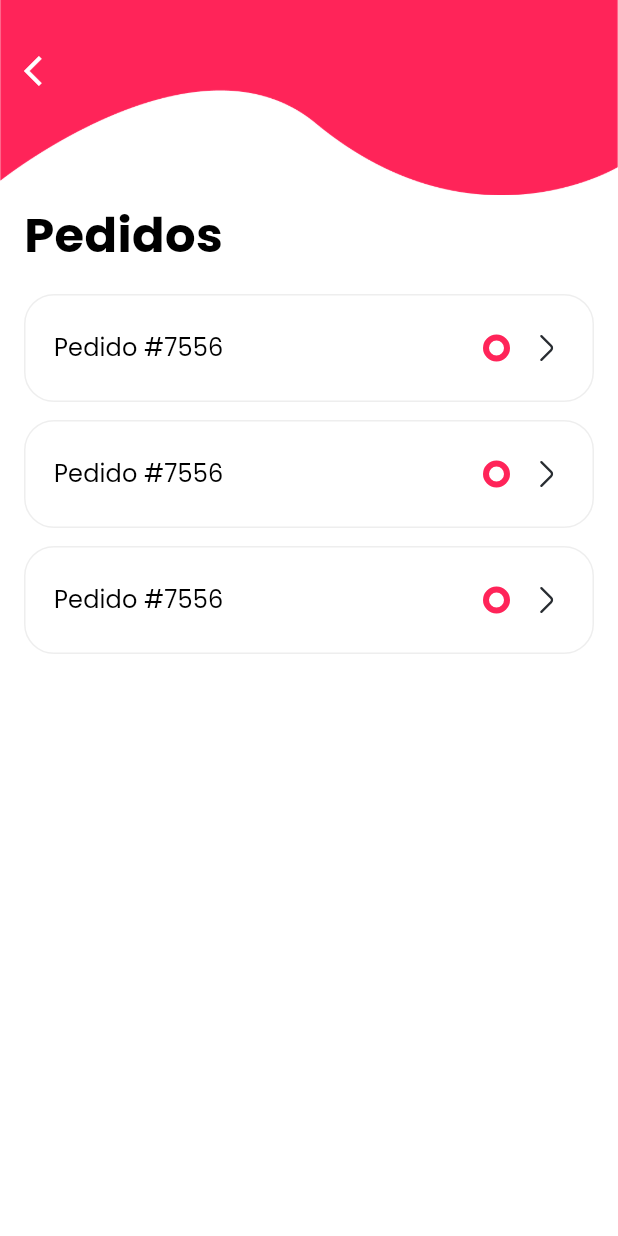
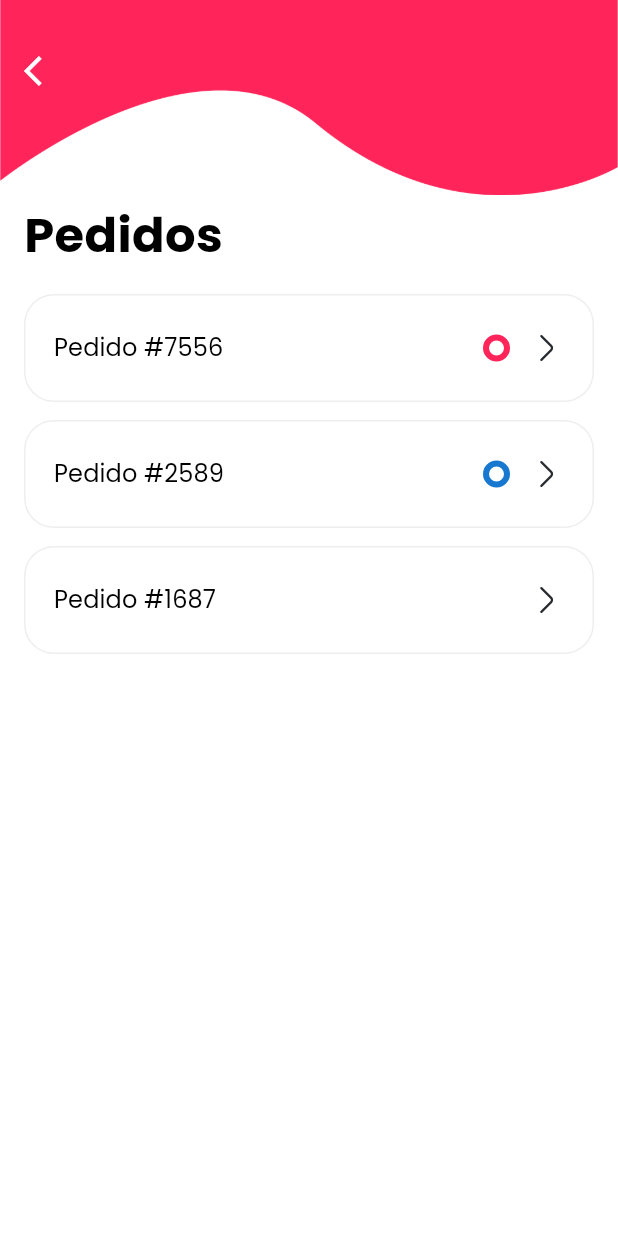
Before and after one commit to MJCantina/MJCantina-mobile-front-en, a Flutter app: the PagePedidos screen opened directly, on a phone screen of 412 x 824 dp. Run offline on Flutter 3.47's test engine with Material 3 defaults, Android fonts, the phone set to English and light mode, and no system bars; our stand-ins replace cloud_firestore, firebase_auth, firebase_core, flutter_secure_storage, flutter_svg, get and 1 more; accounts and stored records are empty.

Commit message:
pedidos com mudança de status simples

```diff
--- a/lib/common/widgets/base_button/pedidobutton.dart
+++ b/lib/common/widgets/base_button/pedidobutton.dart
@@ -7,11 +7,13 @@ class Pedidobutton extends StatefulWidget {
   final VoidCallback onPressed;
   final String title;
   final String icon;
+  final String status;
 
   const Pedidobutton(
       {required this.onPressed,
       required this.title,
       required this.icon,
+      required this.status,
       super.key});
 
   @override
@@ -21,7 +23,6 @@ class Pedidobutton extends StatefulWidget {
 class _PedidobuttonState extends State<Pedidobutton> {
   @override
   Widget build(BuildContext context) {
-    var pedido = true;
     return SizedBox(
       width: double.infinity,
       child: TextButton(
@@ -46,7 +47,8 @@ class _PedidobuttonState extends State<Pedidobutton> {
               ),
               Row(
                 children: [
-                  pedido == true ? Container(
+                  widget.status == 'andamento'
+                      ? Container(
                           width: 18,
                           height: 18,
                           decoration: BoxDecoration(
@@ -55,7 +57,19 @@ class _PedidobuttonState extends State<Pedidobutton> {
                                   color: AppColors.primary,
                                   width: 4,
                                   style: BorderStyle.solid)),
-                  ) : const SizedBox(height: 0,),
+                        )
+                      : widget.status == 'faturado'
+                      ? Container(
+                          width: 18,
+                          height: 18,
+                          decoration: BoxDecoration(
+                              borderRadius: BorderRadius.circular(100),
+                              border: Border.all(
+                                  color: AppColors.blue,
+                                  width: 4,
+                                  style: BorderStyle.solid)),
+                        )
+                        : const SizedBox(),
                   const SizedBox(width: 12),
                   SvgPicture.asset(widget.icon),
                 ],
--- a/lib/core/configs/theme/app_colors.dart
+++ b/lib/core/configs/theme/app_colors.dart
@@ -9,4 +9,5 @@ class AppColors {
   static const grey = Color(0xFFA9A9A9);
   static const lightgrey = Color(0xFFF3F3F3);
   static const bordergrey = Color(0xFFEEEEEE);
+  static const blue = Color(0xFF1877CF);
 }
--- a/lib/presentation/pedidos/pagepedidos.dart
+++ b/lib/presentation/pedidos/pagepedidos.dart
@@ -31,6 +31,7 @@ class _PagePedidosState extends State<PagePedidos> {
                     runSpacing: 12,
                     children: [
                       Pedidobutton(
+                        status: 'andamento',
                           onPressed: () {
                             Get.to(const DetalhePedido(),
                                 transition: Transition.rightToLeft,
@@ -39,20 +40,22 @@ class _PagePedidosState extends State<PagePedidos> {
                           title: 'Pedido #7556',
                           icon: AppVectors.arrowright),
                       Pedidobutton(
+                        status: 'faturado',
                           onPressed: () {
                             Get.to(const DetalhePedido(),
                                 transition: Transition.rightToLeft,
                                 duration: const Duration(seconds: 1));
                           },
-                          title: 'Pedido #7556',
+                          title: 'Pedido #2589',
                           icon: AppVectors.arrowright),
                       Pedidobutton(
+                        status: '',
                           onPressed: () {
                             Get.to(const DetalhePedido(),
                                 transition: Transition.rightToLeft,
                                 duration: const Duration(seconds: 1));
                           },
-                          title: 'Pedido #7556',
+                          title: 'Pedido #1687',
                           icon: AppVectors.arrowright),
                     ],
                   )
```
Also changed, not shown: 1 other file. Lines whose indentation alone changed are shown as unchanged.
